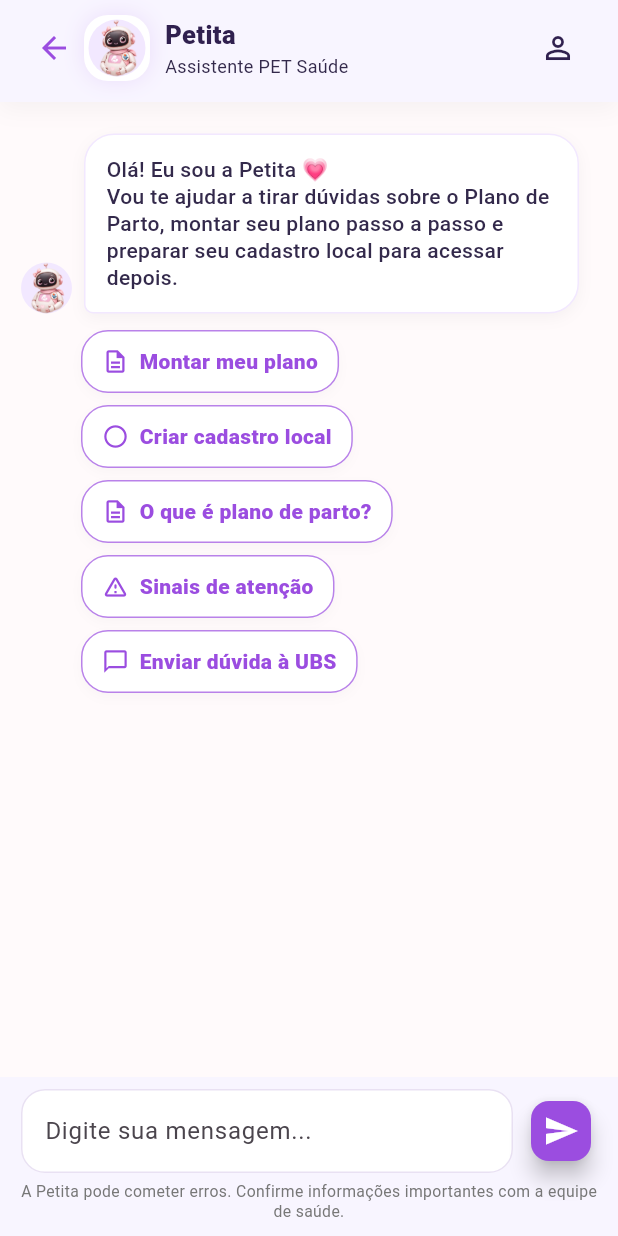
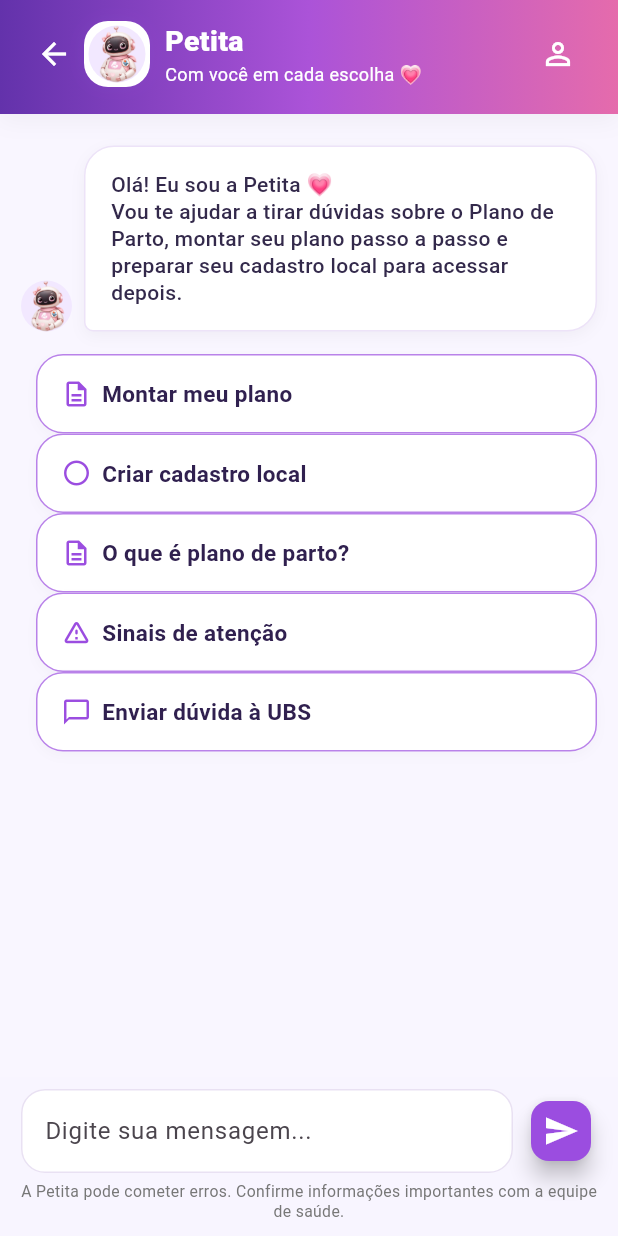
Before and after one commit to petsaudemonitoramento-dev/petita-plano-parto, a Flutter app: the ChatScreen screen opened directly, on a phone screen of 412 x 824 dp. Run offline on Flutter 3.47's test engine with Material 3 defaults, Android fonts, the phone set to English and light mode, and no system bars; our stand-ins replace file_picker, flutter_markdown, pdf, printing, shared_preferences, supabase_flutter; accounts and stored records are empty.

Commit message:
design: chat imersivo com cabeçalho gradiente e respostas em cartões mobile

```diff
--- a/lib/screens/chat/chat_screen.dart
+++ b/lib/screens/chat/chat_screen.dart
@@ -527,7 +527,7 @@ class _ChatScreenState extends State<ChatScreen> {
     if (_loading) return const Scaffold(body: Center(child: CircularProgressIndicator()));
     final activeOptionsIndex = _messages.lastIndexWhere((message) => !message.isUser);
     return Scaffold(
-      backgroundColor: const Color(0xFFFFFAFB),
+      backgroundColor: const Color(0xFFF9F6FF),
       body: SafeArea(
         child: Column(
           children: [
@@ -552,10 +552,9 @@ class _ChatScreenState extends State<ChatScreen> {
                     _PetitaChatBubble(text: msg.text, isUser: msg.isUser),
                     if (!msg.isUser && msg.options.isNotEmpty && index == activeOptionsIndex)
                       Padding(
-                        padding: const EdgeInsets.only(left: 40, top: 4, bottom: 8),
-                        child: Wrap(
-                          spacing: 8,
-                          runSpacing: 8,
+                        padding: const EdgeInsets.only(left: 10, top: 8, bottom: 14),
+                        child: Column(
+                          crossAxisAlignment: CrossAxisAlignment.stretch,
                           children: msg.options.map((o) {
                             final isSelected = _currentQuestion >= 0 && _questions[_currentQuestion].multiple && _multiSelection.contains(o);
                             final isFinish = o == 'Concluir seleção';
@@ -615,9 +614,9 @@ class _ChatHeader extends StatelessWidget {
   @override
   Widget build(BuildContext context) {
     return Container(
-      padding: const EdgeInsets.fromLTRB(16, 8, 16, 12),
+      padding: const EdgeInsets.fromLTRB(16, 12, 16, 16),
       decoration: BoxDecoration(
-        color: AppColors.background,
+        gradient: const LinearGradient(colors: [Color(0xFF6332AB), Color(0xFFAB53D8), Color(0xFFE56BAC)]),
         boxShadow: [BoxShadow(color: Colors.black.withOpacity(0.04), blurRadius: 12, offset: const Offset(0, 5))],
       ),
       child: Column(children: [
@@ -625,24 +624,24 @@ class _ChatHeader extends StatelessWidget {
           InkWell(
             onTap: () => Navigator.pop(context),
             borderRadius: BorderRadius.circular(18),
-            child: const Padding(padding: EdgeInsets.all(8), child: Icon(Icons.arrow_back, color: AppColors.primaryPink)),
+            child: const Padding(padding: EdgeInsets.all(8), child: Icon(Icons.arrow_back, color: Colors.white)),
           ),
           Container(padding: const EdgeInsets.all(3), decoration: BoxDecoration(color: Colors.white, borderRadius: BorderRadius.circular(16), boxShadow: [BoxShadow(color: AppColors.primaryPink.withOpacity(0.14), blurRadius: 12)]), child: CircleAvatar(radius: 19, backgroundColor: AppColors.softPink, child: ClipOval(child: Image.asset('assets/images/petita.png', fit: BoxFit.cover)))),
           const SizedBox(width: 10),
           const Expanded(
             child: Column(crossAxisAlignment: CrossAxisAlignment.start, children: [
-              Text('Petita', style: TextStyle(fontWeight: FontWeight.w900, color: AppColors.petDarkBlue, fontSize: 17)),
-              Text('Assistente PET Saúde', style: TextStyle(color: AppColors.textPrimary, fontSize: 12)),
+              Text('Petita', style: TextStyle(fontWeight: FontWeight.w900, color: Colors.white, fontSize: 19)),
+              Text('Com você em cada escolha 💗', style: TextStyle(color: Colors.white, fontSize: 12)),
             ]),
           ),
-          IconButton(onPressed: () => Navigator.pushNamed(context, AppRoutes.profile), icon: const Icon(Icons.person_outline, color: AppColors.petDarkBlue)),
+          IconButton(onPressed: () => Navigator.pushNamed(context, AppRoutes.profile), icon: const Icon(Icons.person_outline, color: Colors.white)),
         ]),
         if (inPlanFlow) ...[
           const SizedBox(height: 10),
           Row(children: [
-            Text(currentSection, style: const TextStyle(fontWeight: FontWeight.w900, color: AppColors.petDarkBlue)),
+            Flexible(child: Text(currentSection, style: const TextStyle(fontWeight: FontWeight.w800, color: Colors.white), overflow: TextOverflow.ellipsis)),
             const Spacer(),
-            Text('$currentStep/$totalSteps', style: const TextStyle(fontSize: 12, color: AppColors.primaryPink, fontWeight: FontWeight.w800)),
+            Text('Etapa $currentStep de $totalSteps', style: const TextStyle(fontSize: 12, color: Colors.white, fontWeight: FontWeight.w800)),
           ]),
           const SizedBox(height: 8),
           ClipRRect(
@@ -650,8 +649,8 @@ class _ChatHeader extends StatelessWidget {
             child: LinearProgressIndicator(
               value: progress,
               minHeight: 8,
-              backgroundColor: AppColors.softPink,
-              valueColor: const AlwaysStoppedAnimation<Color>(AppColors.primaryPink),
+              backgroundColor: Colors.white24,
+              valueColor: const AlwaysStoppedAnimation<Color>(Colors.white),
             ),
           ),
         ],
@@ -668,17 +667,17 @@ class _PetitaChatBubble extends StatelessWidget {
   @override
   Widget build(BuildContext context) {
     final bubble = Container(
-      constraints: const BoxConstraints(maxWidth: 330),
-      padding: const EdgeInsets.all(14),
+      constraints: const BoxConstraints(maxWidth: 360),
+      padding: const EdgeInsets.symmetric(horizontal: 17, vertical: 16),
       decoration: BoxDecoration(
-        color: isUser ? AppColors.primaryPink.withOpacity(0.78) : Colors.white,
+        color: isUser ? const Color(0xFF8741C6) : Colors.white,
         borderRadius: BorderRadius.only(
           topLeft: const Radius.circular(20),
           topRight: const Radius.circular(20),
           bottomLeft: Radius.circular(isUser ? 20 : 6),
           bottomRight: Radius.circular(isUser ? 6 : 20),
         ),
-        border: isUser ? null : Border.all(color: AppColors.softPink),
+        border: isUser ? null : Border.all(color: const Color(0xFFEDE3F8)),
         boxShadow: [BoxShadow(color: Colors.black.withOpacity(0.04), blurRadius: 8, offset: const Offset(0, 3))],
       ),
       child: Text(text, style: TextStyle(color: isUser ? Colors.white : AppColors.textPrimary, height: 1.28, fontWeight: isUser ? FontWeight.w700 : FontWeight.w500)),
@@ -764,23 +763,23 @@ class _ChoicePill extends StatelessWidget {
       onTap: onTap,
       child: AnimatedContainer(
         duration: const Duration(milliseconds: 160),
-        padding: const EdgeInsets.symmetric(horizontal: 13, vertical: 10),
+        padding: const EdgeInsets.symmetric(horizontal: 16, vertical: 15),
         decoration: BoxDecoration(
           color: filled ? AppColors.primaryPink : (help ? const Color(0xFFFFF0DC) : Colors.white),
           borderRadius: BorderRadius.circular(18),
           border: Border.all(color: help ? const Color(0xFFE6A34E) : AppColors.primaryPink.withOpacity(0.7)),
           boxShadow: [BoxShadow(color: Colors.black.withOpacity(0.025), blurRadius: 6, offset: const Offset(0, 3))],
         ),
-        constraints: BoxConstraints(maxWidth: MediaQuery.of(context).size.width - 96),
-        child: Row(mainAxisSize: MainAxisSize.min, children: [
-          Icon(icon, size: 18, color: filled ? Colors.white : (help ? const Color(0xFF8B5D1D) : AppColors.primaryPink)),
+        constraints: BoxConstraints(maxWidth: MediaQuery.of(context).size.width - 36),
+        child: Row(mainAxisSize: MainAxisSize.max, children: [
+          Icon(icon, size: 20, color: filled ? Colors.white : (help ? const Color(0xFF8B5D1D) : AppColors.primaryPink)),
           const SizedBox(width: 7),
           Flexible(
             child: Text(
               label,
               softWrap: true,
               overflow: TextOverflow.visible,
-              style: TextStyle(color: filled ? Colors.white : (help ? const Color(0xFF8B5D1D) : AppColors.primaryPink), fontWeight: FontWeight.w800),
+              style: TextStyle(fontSize: 15, color: filled ? Colors.white : (help ? const Color(0xFF8B5D1D) : AppColors.petDarkBlue), fontWeight: FontWeight.w700),
             ),
           ),
         ]),
```
